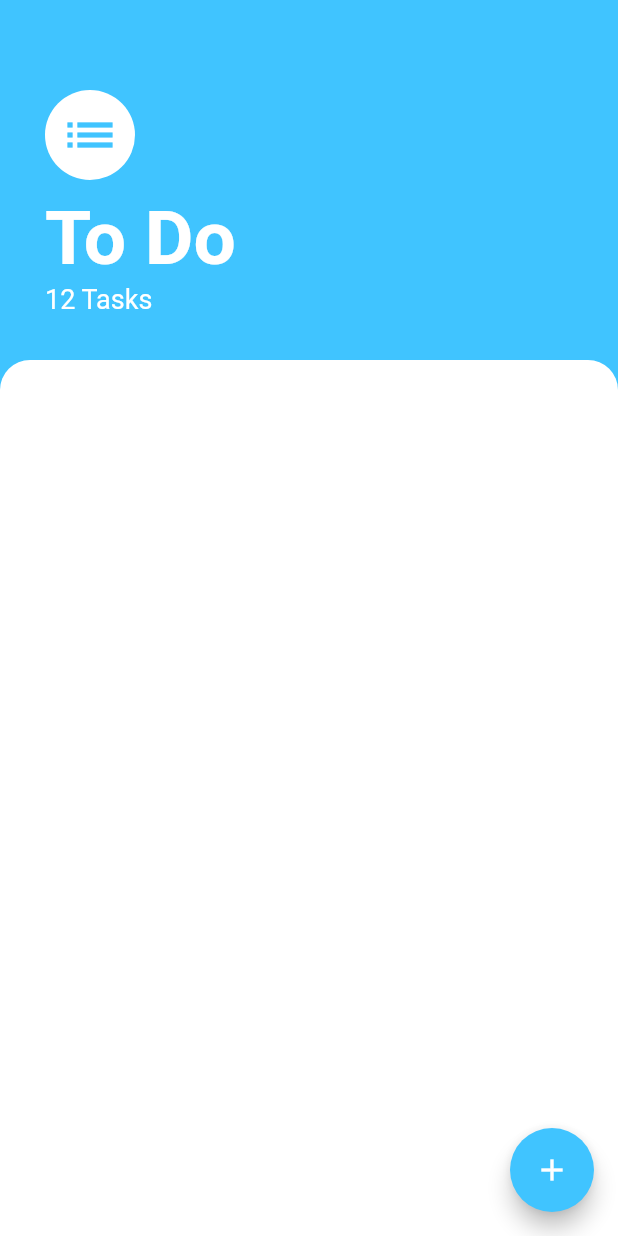
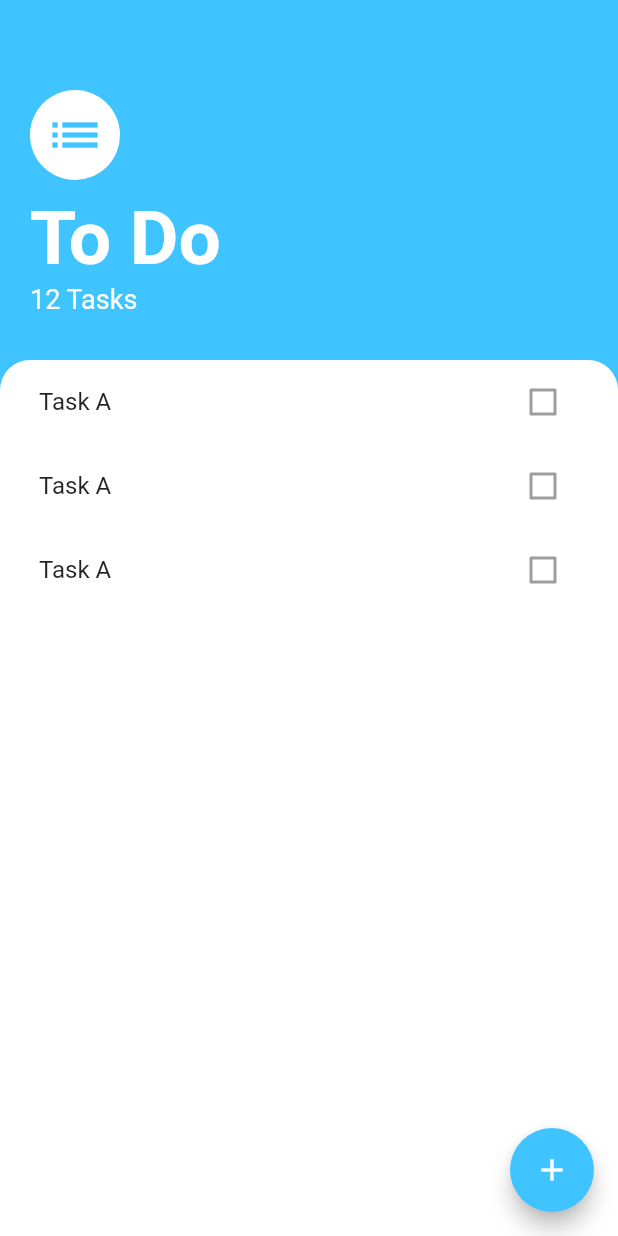
Before and after one commit to qpthedev/flutter-to-do, a Flutter app: the screen it shows after launch, on a phone screen of 412 x 824 dp. Run offline on Flutter 3.47's test engine with Material 2 defaults, Android fonts, the phone set to English and light mode, and no system bars.

Commit message:
UI for task list and individual task tile

```diff
--- a/lib/screens/tasks_screen.dart
+++ b/lib/screens/tasks_screen.dart
@@ -1,4 +1,5 @@
 import 'package:flutter/material.dart';
+import 'package:flutter_to_do/widgets/tasks_list.dart';
 
 class TasksScreen extends StatelessWidget {
   @override
@@ -6,7 +7,12 @@ class TasksScreen extends StatelessWidget {
     return Scaffold(
       backgroundColor: Colors.lightBlueAccent,
       floatingActionButton: FloatingActionButton(
-        onPressed: null,
+        onPressed: () {
+          showModalBottomSheet(
+            context: context,
+            builder: (context) => Container(),
+          );
+        },
         backgroundColor: Colors.lightBlueAccent,
         child: Icon(Icons.add),
       ),
@@ -16,8 +22,8 @@ class TasksScreen extends StatelessWidget {
           Container(
             padding: EdgeInsets.only(
               top: 60,
-              left: 30,
-              right: 30,
+              left: 20,
+              right: 20,
               bottom: 30,
             ),
             child: Column(
@@ -55,6 +61,9 @@ class TasksScreen extends StatelessWidget {
           ),
           Expanded(
             child: Container(
+              padding: EdgeInsets.symmetric(
+                horizontal: 10,
+              ),
               decoration: BoxDecoration(
                 color: Colors.white,
                 borderRadius: BorderRadius.only(
@@ -62,6 +71,7 @@ class TasksScreen extends StatelessWidget {
                   topRight: Radius.circular(20),
                 ),
               ),
+              child: TasksList(),
             ),
           )
         ],
--- /dev/null
+++ b/lib/widgets/task_tile.dart
@@ -0,0 +1,16 @@
+import 'package:flutter/material.dart';
+
+class TaskTile extends StatelessWidget {
+  @override
+  Widget build(BuildContext context) {
+    return ListTile(
+      title: Text(
+        'Task A',
+      ),
+      trailing: Checkbox(
+        onChanged: null,
+        value: false,
+      ),
+    );
+  }
+}
--- /dev/null
+++ b/lib/widgets/tasks_list.dart
@@ -0,0 +1,15 @@
+import 'package:flutter/material.dart';
+import 'package:flutter_to_do/widgets/task_tile.dart';
+
+class TasksList extends StatelessWidget {
+  @override
+  Widget build(BuildContext context) {
+    return ListView(
+      children: [
+        TaskTile(),
+        TaskTile(),
+        TaskTile(),
+      ],
+    );
+  }
+}
```
Also changed, not shown: pubspec.lock.
